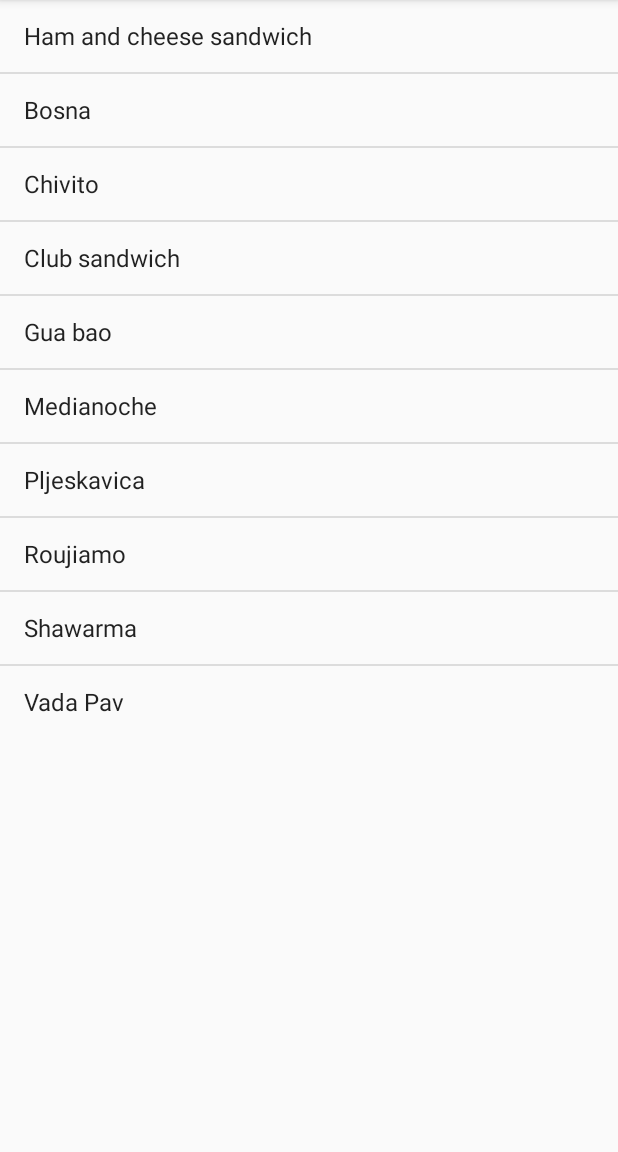
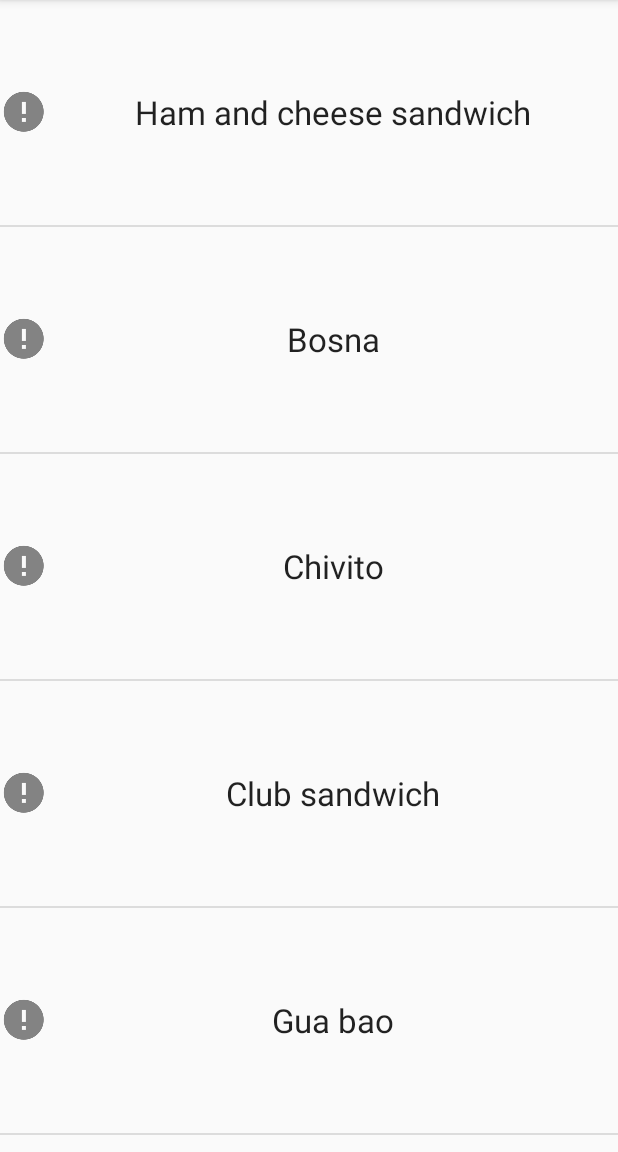
Before and after one commit to SrChip15/android-sandwich-club, an Android app: the screen it shows after launch (MainActivity), on a phone screen of 412 x 824 dp, the part 84-1236 px from its top. Run offline under Robolectric (Android 15) with nearby library versions, the phone set to English and light mode, and no system bars.

Commit message:
Replace list adapter for SandwichAdapter
Create custom layout to test shared element transition

```diff
--- a/app/build.gradle
+++ b/app/build.gradle
@@ -21,6 +21,8 @@ dependencies {
     implementation fileTree(dir: 'libs', include: ['*.jar'])
     implementation "com.android.support.constraint:constraint-layout:${rootProject.ext.constraintLayout}"
     implementation "com.android.support:appcompat-v7:${rootProject.ext.supportLibVersion}"
+
+    // Third-party dependencies
     implementation "com.squareup.picasso:picasso:${rootProject.ext.picasso}"
     implementation "com.jakewharton:butterknife:${rootProject.ext.butterKnife}"
     implementation "com.squareup.okhttp3:okhttp:${rootProject.ext.okHttp}"
--- a/app/src/main/java/com/udacity/sandwichclub/model/Sandwich.java
+++ b/app/src/main/java/com/udacity/sandwichclub/model/Sandwich.java
@@ -2,7 +2,11 @@ package com.udacity.sandwichclub.model;
 
 import android.os.Parcel;
 import android.os.Parcelable;
+import android.support.annotation.NonNull;
 
+import com.udacity.sandwichclub.utils.JsonUtils;
+
+import java.util.ArrayList;
 import java.util.List;
 
 public class Sandwich implements Parcelable {
@@ -126,4 +130,13 @@ public class Sandwich implements Parcelable {
                 this.ingredients.size() + " ingredients" + ",\n" +
                 "---------------------------";
     }
+
+    public static List<Sandwich> fromJson(@NonNull String[] data) {
+        List<Sandwich> sandwiches = new ArrayList<>();
+        for (String sandwich : data) {
+            sandwiches.add(JsonUtils.parseSandwichJson(sandwich));
+        }
+
+        return sandwiches;
+    }
 }
--- a/app/src/main/java/com/udacity/sandwichclub/ui/MainActivity.java
+++ b/app/src/main/java/com/udacity/sandwichclub/ui/MainActivity.java
@@ -5,21 +5,20 @@ import android.os.Bundle;
 import android.support.v7.app.AppCompatActivity;
 import android.view.View;
 import android.widget.AdapterView;
-import android.widget.ArrayAdapter;
 import android.widget.ListView;
 
 import com.udacity.sandwichclub.R;
+import com.udacity.sandwichclub.model.Sandwich;
+import com.udacity.sandwichclub.ui.adapter.SandwichAdapter;
 
 public class MainActivity extends AppCompatActivity {
-
     @Override
     protected void onCreate(Bundle savedInstanceState) {
         super.onCreate(savedInstanceState);
         setContentView(R.layout.activity_main);
 
-        String[] sandwiches = getResources().getStringArray(R.array.sandwich_names);
-        ArrayAdapter<String> adapter = new ArrayAdapter<>(this,
-                android.R.layout.simple_list_item_1, sandwiches);
+        String[] sandwiches = getResources().getStringArray(R.array.sandwich_details);
+        SandwichAdapter adapter = new SandwichAdapter(this, Sandwich.fromJson(sandwiches));
 
         // Simplification: Using a ListView instead of a RecyclerView
         ListView listView = findViewById(R.id.sandwiches_listview);
--- /dev/null
+++ b/app/src/main/java/com/udacity/sandwichclub/ui/adapter/SandwichAdapter.java
@@ -0,0 +1,50 @@
+package com.udacity.sandwichclub.ui.adapter;
+
+import android.content.Context;
+import android.support.annotation.NonNull;
+import android.support.annotation.Nullable;
+import android.util.Log;
+import android.view.LayoutInflater;
+import android.view.View;
+import android.view.ViewGroup;
+import android.widget.ArrayAdapter;
+import android.widget.TextView;
+
+import com.udacity.sandwichclub.R;
+import com.udacity.sandwichclub.model.Sandwich;
+
+import java.util.List;
+
+public class SandwichAdapter extends ArrayAdapter<Sandwich> {
+    /* Class variables */
+    private LayoutInflater inflater;
+    private List<Sandwich> sandwiches;
+
+    /* Class Constants */
+    private static final String TAG = SandwichAdapter.class.getSimpleName();
+
+    public SandwichAdapter(@NonNull Context context, List<Sandwich> sandwiches) {
+        super(context, 0, sandwiches);
+        inflater = LayoutInflater.from(context);
+        this.sandwiches = sandwiches;
+    }
+
+    @NonNull
+    @Override
+    public View getView(int position, @Nullable View convertView, @NonNull ViewGroup parent) {
+        if (convertView == null) {
+            convertView = inflater.inflate(R.layout.list_item_view, parent, false);
+        }
+
+        TextView sandwichQuickInfo = convertView.findViewById(R.id.sandwich_quick_info_tv);
+        Sandwich sandwich = sandwiches.get(position);
+        if (sandwich != null) {
+            sandwichQuickInfo.setText(sandwich.getMainName());
+            //todo: Affix circular image of sandwich
+        } else {
+            Log.e(TAG, "Sandwich at position " + position + " parsed as null");
+        }
+
+        return convertView;
+    }
+}
--- /dev/null
+++ b/app/src/main/res/layout/list_item_view.xml
@@ -0,0 +1,12 @@
+<?xml version="1.0" encoding="utf-8"?>
+<TextView
+    xmlns:android="http://schemas.android.com/apk/res/android"
+    xmlns:tools="http://schemas.android.com/tools"
+    android:id="@+id/sandwich_quick_info_tv"
+    android:layout_width="match_parent"
+    android:layout_height="150dp"
+    android:layout_marginStart="8dp"
+    android:drawableStart="@drawable/ic_error"
+    android:gravity="center"
+    android:textAppearance="@style/TextAppearance.AppCompat.Large"
+    tools:text="Ham and Cheese Sandwich" />
```
